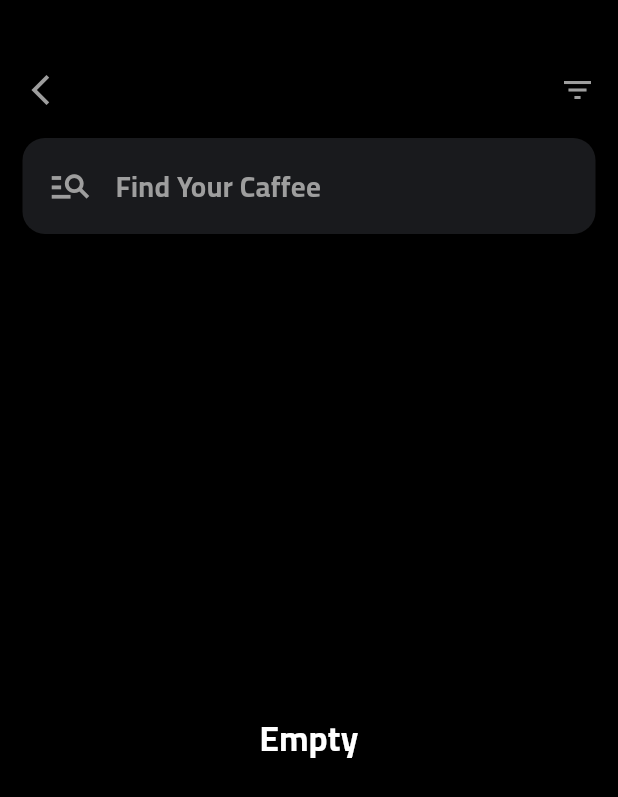
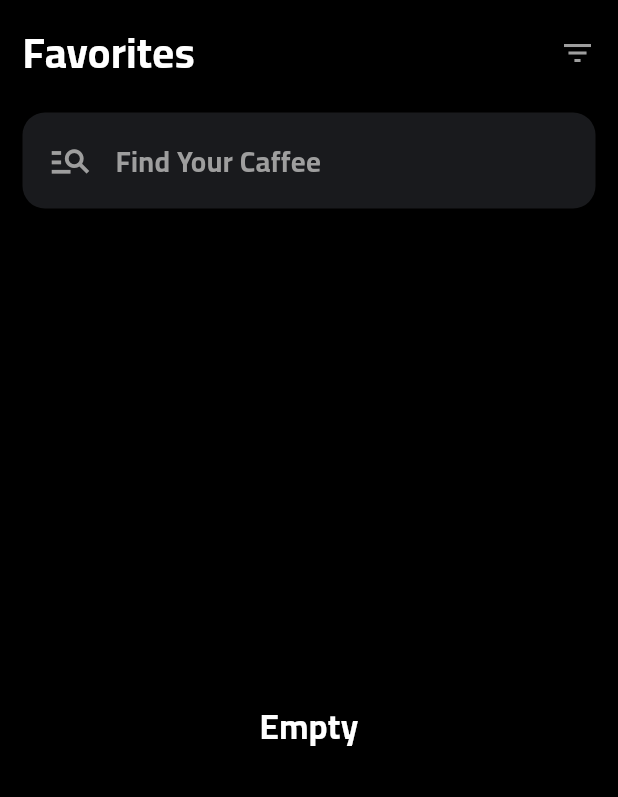
Before and after one commit to abdoAyman24/cafee_app, a Flutter app: the FavoriteView screen opened by its route, on a phone screen of 412 x 824 dp. Shown: the top 797 px of the screen. Run offline on Flutter 3.47's test engine with Material 3 defaults, Android fonts, the phone set to English and light mode, and no system bars; our stand-ins replace bloc, cached_network_image, cloud_firestore, dartz, equatable, firebase_auth and 8 more; missing offline and left inert: flutter_facebook_auth; accounts and stored records are empty.

Commit message:
favorite item

```diff
--- a/lib/Feature/Favorite/presentation/View/Widget/favorite_product_item.dart
+++ b/lib/Feature/Favorite/presentation/View/Widget/favorite_product_item.dart
@@ -15,7 +15,7 @@ class FavoriteProductItem extends StatelessWidget {
     return Container(
       width: MediaQuery.of(context).size.width * 0.96,
       height: MediaQuery.of(context).size.height * 0.18,
-      padding: EdgeInsets.all(13),
+      padding: EdgeInsets.all(10),
       decoration: ShapeDecoration(
         gradient: LinearGradient(
           begin: Alignment(0.09, 0.04),
@@ -72,7 +72,8 @@ class FavoriteProductItem extends StatelessWidget {
                         product.priceM.toString(),
                         style: AppText.semiBold20,
                       ),
-                      SizedBox(width: 40.w),
+
+                      SizedBox(width: 50.w),
                       InkWell(
                         onTap: () {
                           context.read<FavoriteCubit>().deleteFromFavorite(
--- a/lib/Feature/Favorite/presentation/View/Widget/favorite_view_body.dart
+++ b/lib/Feature/Favorite/presentation/View/Widget/favorite_view_body.dart
@@ -1,7 +1,7 @@
-
 import 'package:caffee/Core/Utils/app_color.dart';
 import 'package:caffee/Core/Widget/customAppBar.dart';
 import 'package:caffee/Core/Widget/custom_search.dart';
+import 'package:caffee/Core/utils/app_text_styles.dart';
 import 'package:caffee/Feature/Favorite/presentation/View/Widget/favorite_view_body_rebuild.dart';
 import 'package:flutter/material.dart';
 
@@ -14,13 +14,8 @@ class FavoriteViewBody extends StatelessWidget {
       padding: const EdgeInsets.all(15.0),
       child: Column(
         children: [
-          SizedBox(height: MediaQuery.of(context).size.height * 0.04),
           CustomAppBar(
-            leftWidget: Icon(
-              Icons.arrow_forward_ios_outlined,
-              textDirection: TextDirection.rtl,
-              color: appColor.greyText,
-            ),
+            leftWidget: Text('Favorites', style: AppText.bold28),
             rightWidget: Icon(
               Icons.filter_list_outlined,
               color: appColor.greyText,
--- a/lib/Feature/home/presentation/View/Widget/product_grid_view_item.dart
+++ b/lib/Feature/home/presentation/View/Widget/product_grid_view_item.dart
@@ -9,7 +9,7 @@ class ProductGridViewItem extends StatelessWidget {
 
   @override
   Widget build(BuildContext context) {
-    return GridView.builder(
+    return SliverGrid.builder(
       gridDelegate: SliverGridDelegateWithFixedCrossAxisCount(
         crossAxisCount: 2,
         crossAxisSpacing: 15,
```
Also changed, not shown: lib/Feature/Cart/Presentation/View/Widget/cart_view_body.dart (+3 -4 lines), lib/Feature/home/presentation/View/Widget/home_app_bar.dart (+8 -5 lines), lib/Feature/home/presentation/View/Widget/product_grid_view_item_bloc_consumer.dart (+5 -5 lines), lib/Feature/home/presentation/View/home_view.dart (+10 -3 lines).
